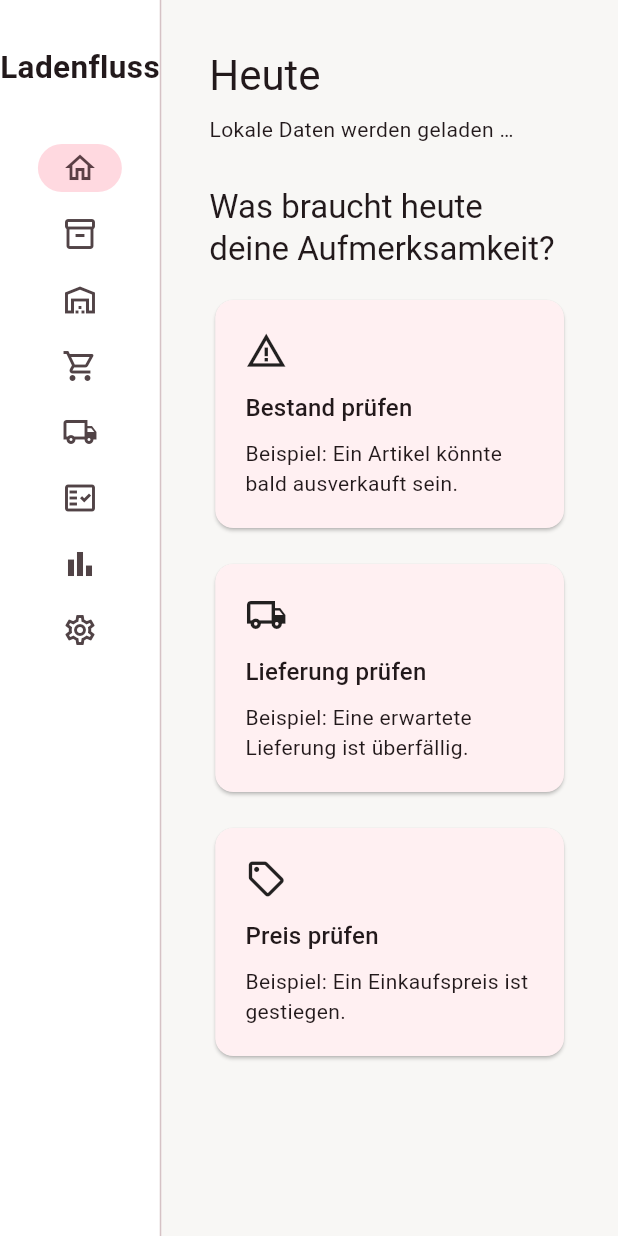
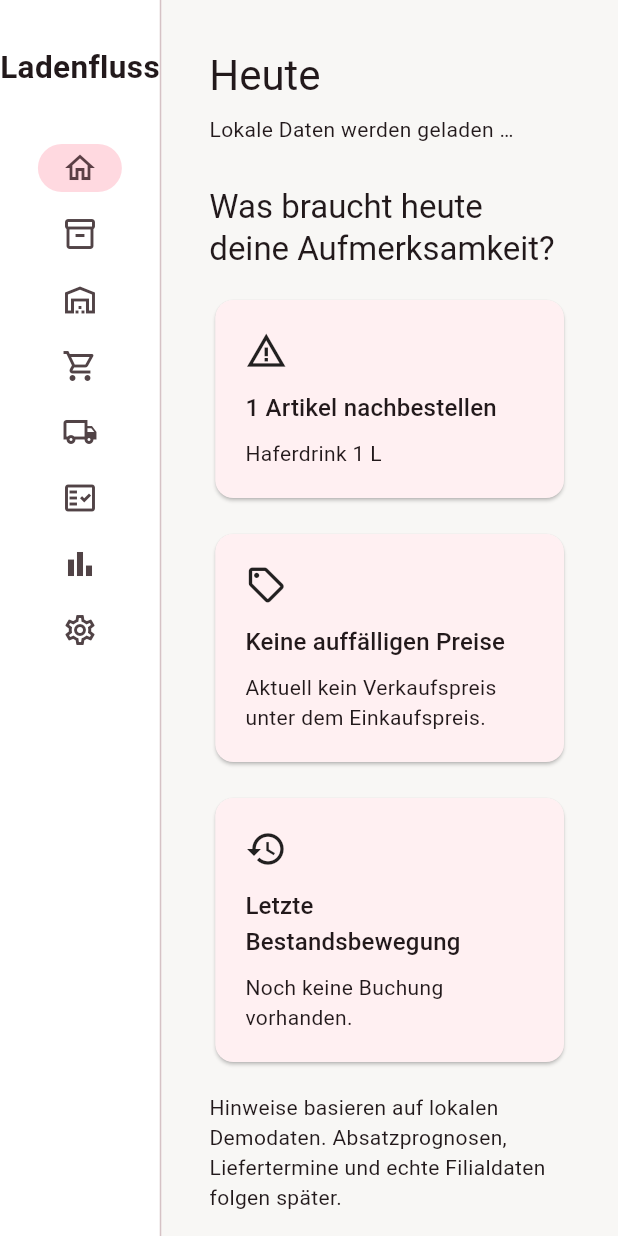
Before and after one commit to alexanderohm-netizen/ladenfluss-site, a Flutter app: the first screen one second after launch, on a phone screen of 412 x 824 dp. Run offline on Flutter 3.47's test engine with Material 3 defaults, Android fonts, the phone set to English and light mode, and no system bars.

Commit message:
WWS: replace fake dashboard warnings with actionable stock and pricing signals

```diff
--- a/desktop/lib/main.dart
+++ b/desktop/lib/main.dart
@@ -78,15 +78,47 @@ class _WorkspaceState extends State<Workspace> {
                   if (selected == 0) ...[
                     Text('Was braucht heute deine Aufmerksamkeit?', style: Theme.of(context).textTheme.titleLarge),
                     const SizedBox(height: 16),
-                    AnimatedBuilder(animation: catalog, builder: (context, _) => Wrap(
-                      spacing: 16,
-                      runSpacing: 16,
-                      children: [
-                        _SignalCard(icon: Icons.warning_amber, title: 'Bestand prüfen', body: 'Beispiel: Ein Artikel könnte bald ausverkauft sein.'),
-                        _SignalCard(icon: Icons.local_shipping_outlined, title: 'Lieferung prüfen', body: 'Beispiel: Eine erwartete Lieferung ist überfällig.'),
-                        _SignalCard(icon: Icons.sell_outlined, title: 'Preis prüfen', body: 'Beispiel: Ein Einkaufspreis ist gestiegen.'),
-                      ],
-                    )),
+                    AnimatedBuilder(
+                      animation: catalog,
+                      builder: (context, _) {
+                        final low = catalog.lowStock;
+                        final belowCost = catalog.products.where((p) =>
+                            p.active && p.salePriceCents < p.purchasePriceCents).toList();
+                        final recent = catalog.movements.isEmpty ? null : catalog.movements.first;
+                        return Wrap(
+                          spacing: 16,
+                          runSpacing: 16,
+                          children: [
+                            _SignalCard(
+                              icon: low.isEmpty ? Icons.check_circle_outline : Icons.warning_amber,
+                              title: low.isEmpty ? 'Bestände im grünen Bereich' : '${low.length} Artikel nachbestellen',
+                              body: low.isEmpty
+                                ? 'Kein Artikel liegt am oder unter dem Meldebestand.'
+                                : low.take(2).map((p) => p.name).join(', '),
+                              onTap: () => setState(() => selected = 2),
+                            ),
+                            _SignalCard(
+                              icon: belowCost.isEmpty ? Icons.sell_outlined : Icons.warning_amber,
+                              title: belowCost.isEmpty ? 'Keine auffälligen Preise' : '${belowCost.length} Preise prüfen',
+                              body: belowCost.isEmpty
+                                ? 'Aktuell kein Verkaufspreis unter dem Einkaufspreis.'
+                                : belowCost.take(2).map((p) => p.name).join(', '),
+                              onTap: () => setState(() => selected = 1),
+                            ),
+                            _SignalCard(
+                              icon: Icons.history,
+                              title: 'Letzte Bestandsbewegung',
+                              body: recent == null
+                                ? 'Noch keine Buchung vorhanden.'
+                                : '${recent.quantityDelta > 0 ? '+' : ''}${recent.quantityDelta} Stück · ${recent.reason ?? 'ohne Notiz'}',
+                              onTap: () => setState(() => selected = 2),
+                            ),
+                          ],
+                        );
+                      },
+                    ),
+                    const SizedBox(height: 16),
+                    const Text('Hinweise basieren auf lokalen Demodaten. Absatzprognosen, Liefertermine und echte Filialdaten folgen später.'),
                   ] else if (selected == 1)
                     ProductsPage(catalog: catalog)
                   else if (selected == 2)
@@ -109,17 +141,21 @@ class _WorkspaceState extends State<Workspace> {
 }
 
 class _SignalCard extends StatelessWidget {
-  const _SignalCard({required this.icon, required this.title, required this.body});
+  const _SignalCard({required this.icon, required this.title, required this.body, required this.onTap});
   final IconData icon;
   final String title;
   final String body;
+  final VoidCallback onTap;
 
   @override
   Widget build(BuildContext context) {
     return SizedBox(
       width: 280,
       child: Card(
-        child: Padding(
+        clipBehavior: Clip.antiAlias,
+        child: InkWell(
+          onTap: onTap,
+          child: Padding(
           padding: const EdgeInsets.all(20),
           child: Column(
             crossAxisAlignment: CrossAxisAlignment.start,
@@ -132,6 +168,7 @@ class _SignalCard extends StatelessWidget {
             ],
           ),
         ),
+        ),
       ),
     );
   }
```
